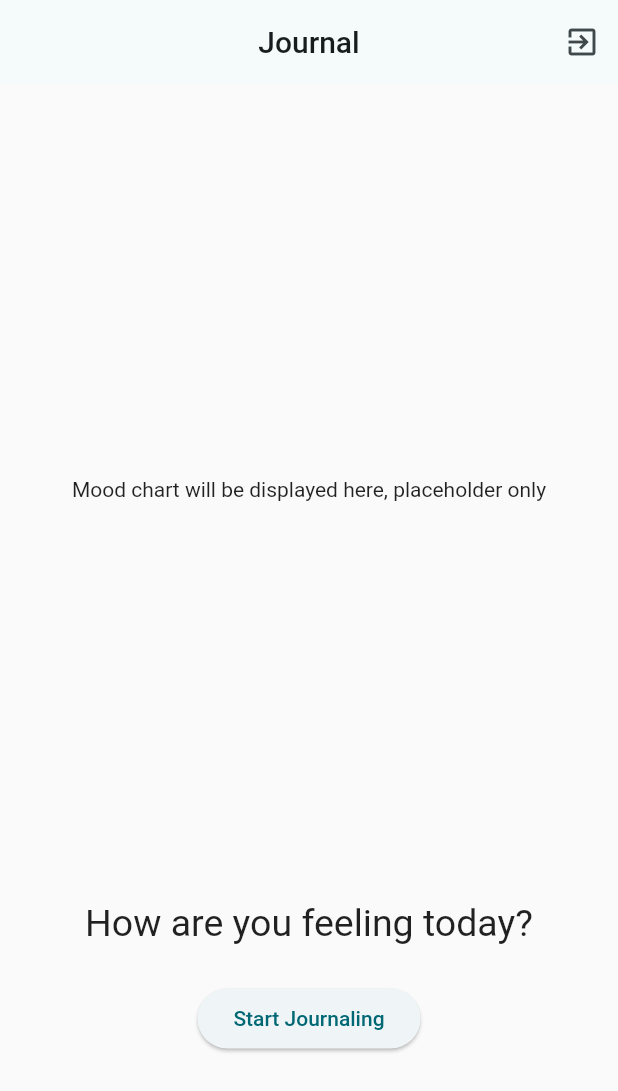
After one commit to Bantjes06/FlutterHealthJournalApp, a Flutter app: the screen it shows once a user with an empty profile is signed in, after a tap on the "exit to app" icon, on a phone screen of 412 x 824 dp. The commit adds this screen. Shown: the top 1091 px of the screen. Run offline on Flutter 3.47's test engine with Material 2 defaults, Android fonts, the phone set to English and light mode, and no system bars; our stand-ins replace firebase_auth, firebase_core; accounts and stored records are empty.

Commit message:
Screens added with placeholders, functionality and UI to be done

```diff
--- a/lib/main.dart
+++ b/lib/main.dart
@@ -1,5 +1,8 @@
+import 'package:firebase_auth/firebase_auth.dart';
 import 'package:firebase_core/firebase_core.dart';
 import 'package:mental_health/screens/auth_screen.dart';
+import 'package:mental_health/screens/home_screen.dart';
+import 'package:mental_health/screens/splash_screen.dart';
 import 'firebase_options.dart';
 import 'package:flutter/material.dart';
 
@@ -19,10 +22,25 @@ class MyApp extends StatelessWidget {
     return MaterialApp(
       title: 'Flutter Demo',
       theme: ThemeData().copyWith(
-        colorScheme: ColorScheme.fromSeed(seedColor: Color.fromARGB(255, 255, 255, 255)),
+        colorScheme: ColorScheme.fromSeed(seedColor: const Color.fromARGB(255, 255, 255, 255)),
         useMaterial3: true,
       ),
-      home: const AuthScreen(),
+      home: StreamBuilder(
+// Stream to listen to authentication state changes
+          stream: FirebaseAuth.instance.authStateChanges(),
+          builder: (ctx, snapshot) {
+// Show splash screen while connection state is waiting
+            if(snapshot.connectionState == ConnectionState.waiting){
+              return const SplashScreen();
+            }
+// If user is authenticated, show the chat screen
+            if (snapshot.hasData) {
+              return const HomeScreen();
+            }
+// If user is not authenticated, show the authentication screen
+            return const AuthScreen();
+          },
+        )
     );
   }
 }
--- /dev/null
+++ b/lib/screens/home_screen.dart
@@ -0,0 +1,54 @@
+import 'package:flutter/material.dart';
+import 'package:firebase_auth/firebase_auth.dart';
+import 'package:mental_health/screens/journal_screen.dart';
+
+class HomeScreen extends StatelessWidget {
+  const HomeScreen({super.key});
+
+  @override
+  Widget build(BuildContext context) {
+    return Scaffold(
+      appBar: AppBar(
+        title: const Text('Journal'),
+        centerTitle: true,
+        actions: [
+          IconButton(
+              onPressed: () {
+                FirebaseAuth.instance.signOut();
+              },
+              icon: const Icon(Icons.exit_to_app))
+        ],
+      ),
+      body: Padding(
+        padding: const EdgeInsets.only(top: 20),
+        child: Center(
+          child: Column(
+            children: [
+              Container(height: 500, width: 500, child: const Center(child: Text('Mood chart will be displayed here, placeholder only'))),
+              const SizedBox(
+                height: 25,
+              ),
+              const Text(
+                'How are you feeling today?',
+                style: TextStyle(fontSize: 25),
+              ),
+              const SizedBox(
+                height: 25,
+              ),
+              ElevatedButton(
+                  onPressed: () {
+                    Navigator.push(
+                      context,
+                      MaterialPageRoute(
+                        builder: (ctx) => const JournalScreen(),
+                      ),
+                    );
+                  },
+                  child: const Text('Start Journaling'))
+            ],
+          ),
+        ),
+      ),
+    );
+  }
+}
--- /dev/null
+++ b/lib/screens/splash_screen.dart
@@ -0,0 +1,12 @@
+import 'package:flutter/material.dart';
+
+class SplashScreen extends StatelessWidget {
+  const SplashScreen({super.key});
+
+  @override
+  Widget build(BuildContext context) {
+    return const Center(
+      child: CircularProgressIndicator(),
+    );
+  }
+}
```
Also changed, not shown: lib/screens/journal_screen.dart (added, +23 -0 lines).
